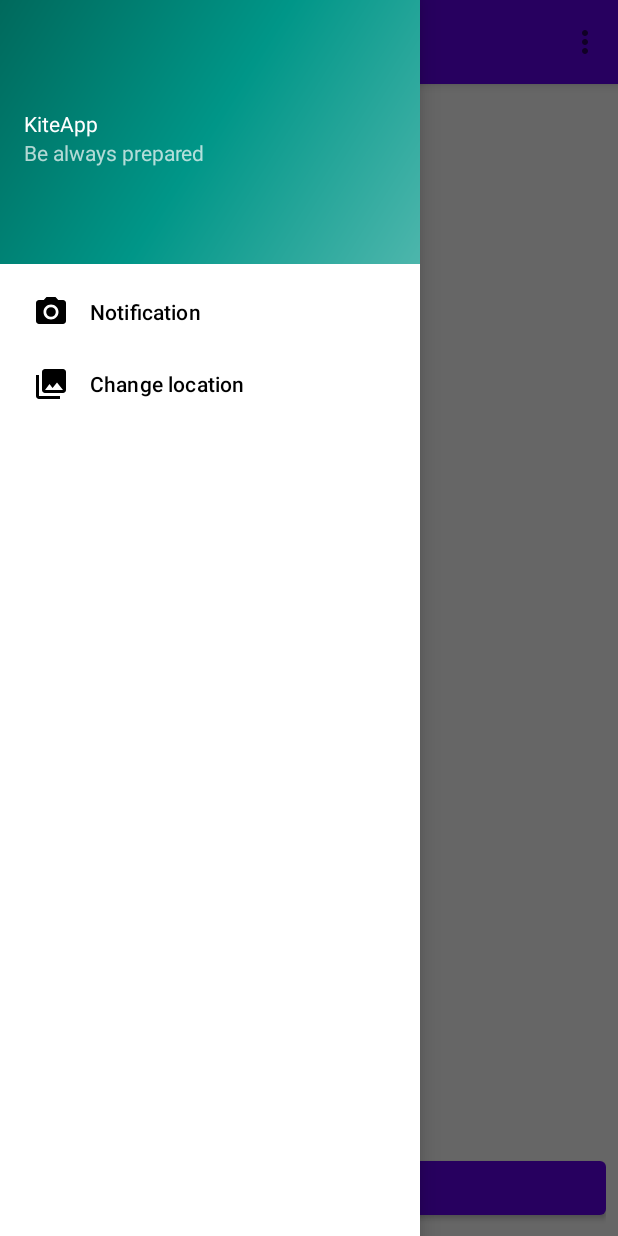
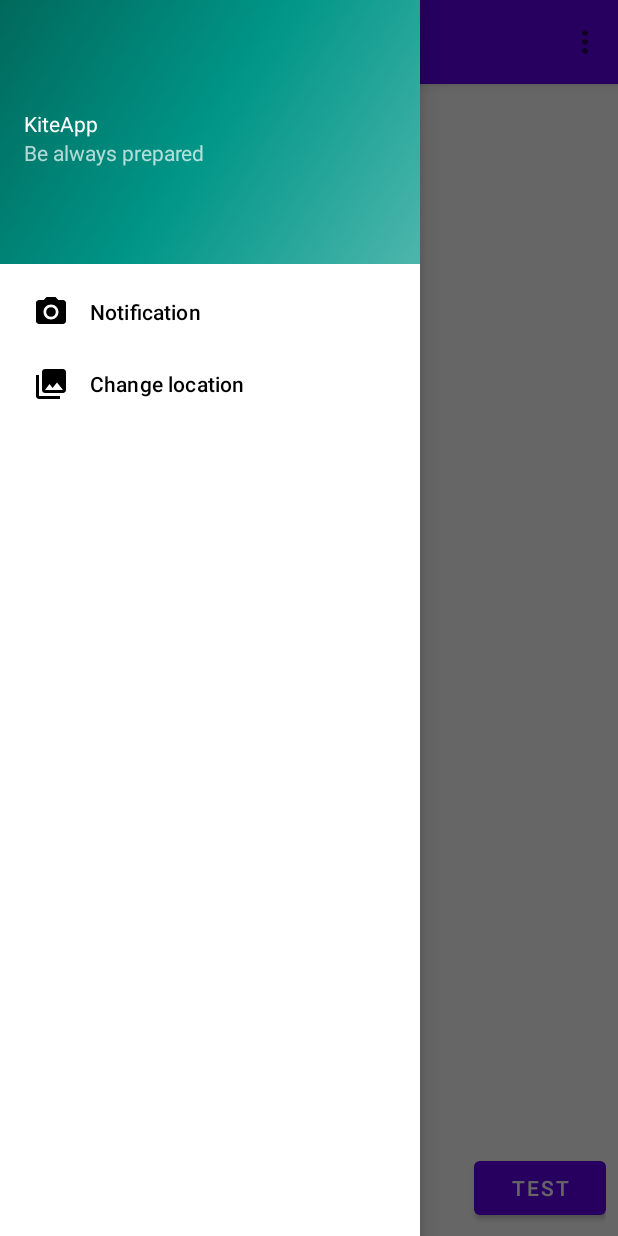
Before and after one commit to aladante/kiteapp, an Android app: the screen it shows after launch (MainActivity), with the side drawer open, on a phone screen of 412 x 824 dp. Run offline under Robolectric (Android 15) with nearby library versions, the phone set to English and light mode, and no system bars; our stand-ins replace Room's generated code, navigation-ui; libraries missing offline, so code that uses them is left out: org.osmdroid.api, org.osmdroid.config, org.osmdroid.events, org.osmdroid.tileprovider, org.osmdroid.util and 1 more; plain views replace MapView; 10 statements that could not run were skipped.

Commit message:
kite app

```diff
--- a/app/src/main/java/com/jandorresteijn/kiteapp/MainActivity.kt
+++ b/app/src/main/java/com/jandorresteijn/kiteapp/MainActivity.kt
@@ -1,7 +1,9 @@
 package com.jandorresteijn.kiteapp
 
 import android.Manifest
+import android.content.BroadcastReceiver
 import android.content.Context
+import android.content.IntentFilter
 import android.content.pm.PackageManager
 import android.os.Bundle
 import android.preference.PreferenceManager
@@ -17,6 +19,7 @@ import com.google.android.material.navigation.NavigationView
 import com.jandorresteijn.kiteapp.databinding.MainActivityBinding
 import com.jandorresteijn.kiteapp.ui.main.map.LocationViewModel
 import org.osmdroid.config.Configuration
+import java.util.logging.Filter
 
 
 class MainActivity : AppCompatActivity() {
@@ -26,6 +29,11 @@ class MainActivity : AppCompatActivity() {
 
     private lateinit var appBarConfiguration: AppBarConfiguration
     private lateinit var binding: MainActivityBinding
+    private var BootReceiver: BootReceiver = BootReceiver()
+
+    override fun onStart() {
+        super.onStart()
+    }
 
     override fun onCreate(savedInstanceState: Bundle?) {
         super.onCreate(savedInstanceState)
@@ -42,6 +50,9 @@ class MainActivity : AppCompatActivity() {
         val ctx: Context = getApplicationContext();
         Configuration.getInstance().load(ctx, PreferenceManager.getDefaultSharedPreferences(ctx));
         checkPermissionsState();
+
+        var filter = IntentFilter("com.jandorresteijn.LEAN")
+        registerReceiver(BootReceiver, filter)
     }
 
     private fun initNavigation() {
--- a/app/src/main/res/layout/map_fragment.xml
+++ b/app/src/main/res/layout/map_fragment.xml
@@ -8,12 +8,20 @@
     tools:context=".ui.main.map.MapFragment">
 
     <Button
+        android:id="@+id/test_button"
+        android:layout_width="wrap_content"
+        android:layout_height="wrap_content"
+        android:text="test"
+        app:layout_constraintBottom_toBottomOf="parent"
+        app:layout_constraintEnd_toEndOf="parent" />
+
+    <Button
         android:id="@+id/confirm_button"
-        android:layout_width="match_parent"
+        android:layout_width="wrap_content"
         android:layout_height="wrap_content"
-        android:text="Button"
+        android:text="set location"
         app:layout_constraintBottom_toBottomOf="parent"
-        app:layout_constraintEnd_toEndOf="parent"
+        app:layout_constraintEnd_toStartOf="@+id/test_button"
         app:layout_constraintStart_toStartOf="parent" />
 
     <org.osmdroid.views.MapView
```
Also changed, not shown: app/src/main/AndroidManifest.xml (+9 -0 lines), app/src/main/java/com/jandorresteijn/kiteapp/BootReceiver.kt (added, +25 -0 lines), app/src/main/java/com/jandorresteijn/kiteapp/SyncService.kt (added, +45 -0 lines), app/src/main/java/com/jandorresteijn/kiteapp/ui/main/map/MapFragment.kt (+12 -0 lines).
